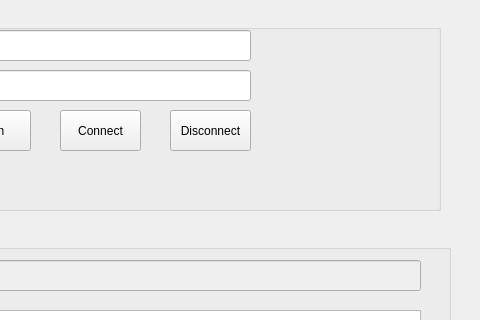
axetung2008/pytthon_socket, file GUI/test3.ui: the form before one commit; both pictures show x 320 to 800 and y 0 to 320 of the 800 by 600 pixel window.
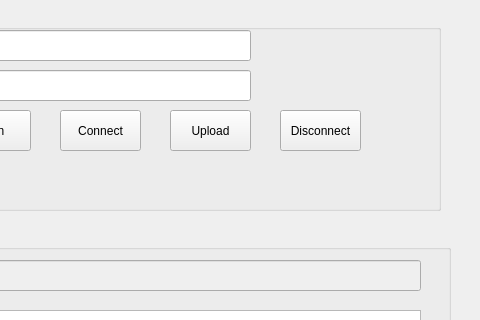
The form after the commit.

Commit message: add button and logic for Upload

Diff of the .ui file:
```diff
--- a/GUI/test3.ui
+++ b/GUI/test3.ui
@@ -131,7 +131,7 @@
     <widget class="QToolButton" name="toolButton_3">
      <property name="geometry">
       <rect>
-       <x>460</x>
+       <x>570</x>
        <y>100</y>
        <width>81</width>
        <height>41</height>
@@ -167,6 +167,19 @@
       <string/>
      </property>
     </widget>
+    <widget class="QToolButton" name="toolButton_4">
+     <property name="geometry">
+      <rect>
+       <x>460</x>
+       <y>100</y>
+       <width>81</width>
+       <height>41</height>
+      </rect>
+     </property>
+     <property name="text">
+      <string>Upload</string>
+     </property>
+    </widget>
    </widget>
    <widget class="QGroupBox" name="groupBox_2">
     <property name="geometry">
```
Left out of the diff: 2 changed lines with no effect on the pictures. The commit also changes 4 other files.
